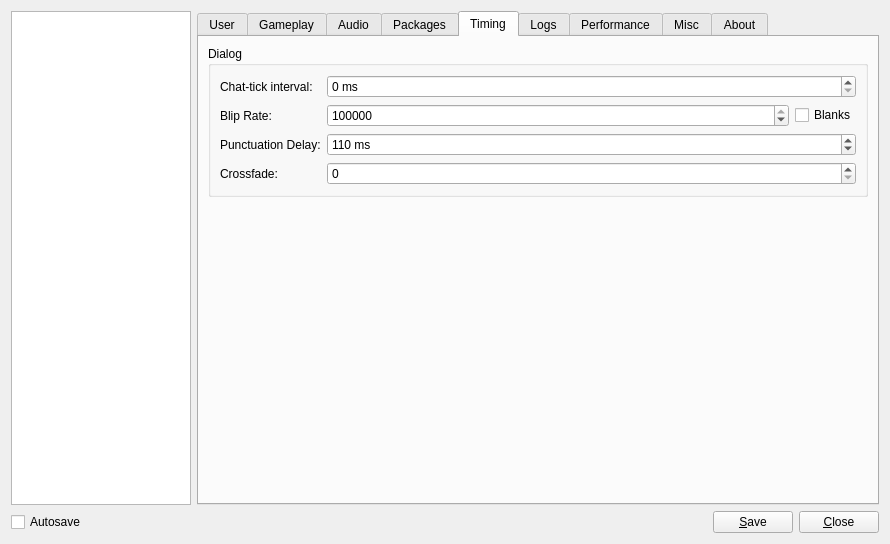
Qt form res/ui/config_panel.ui (Mystery-Novel-Online/MNO-Client) before a commit.
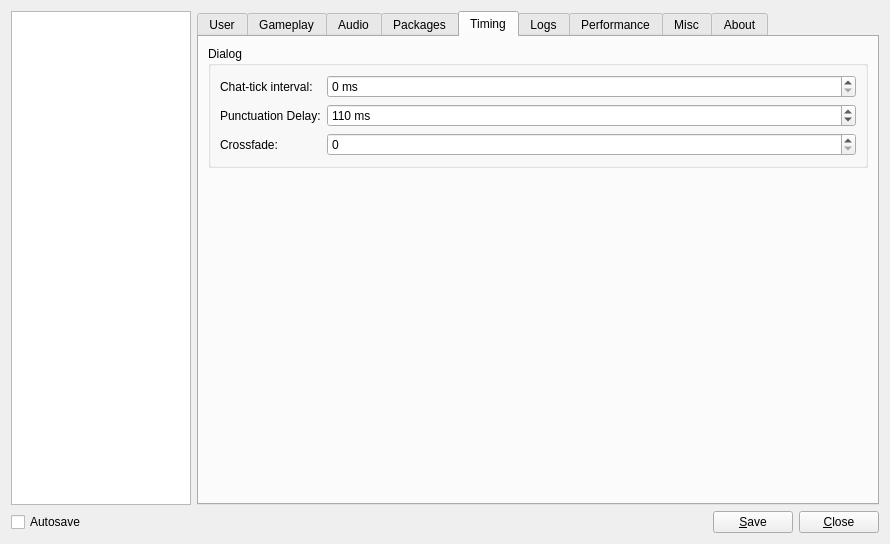
The same form after that commit. The open tabs and pages were chosen to show the change.

Commit message: refactor: remove old blip rate config

The edit to the form file:
```diff
--- a/res/ui/config_panel.ui
+++ b/res/ui/config_panel.ui
@@ -748,50 +748,13 @@
              </widget>
             </item>
             <item row="1" column="0">
-             <widget class="QLabel" name="blip_rate_label">
-              <property name="text">
-               <string>Blip Rate:</string>
-              </property>
-             </widget>
-            </item>
-            <item row="1" column="1">
-             <layout class="QHBoxLayout" name="horizontalLayout_16">
-              <item>
-               <widget class="QSpinBox" name="blip_rate">
-                <property name="minimum">
-                 <number>1</number>
-                </property>
-                <property name="maximum">
-                 <number>1000000000</number>
-                </property>
-                <property name="value">
-                 <number>1000000000</number>
-                </property>
-               </widget>
-              </item>
-              <item>
-               <widget class="QCheckBox" name="blank_blips">
-                <property name="sizePolicy">
-                 <sizepolicy hsizetype="Maximum" vsizetype="Fixed">
-                  <horstretch>0</horstretch>
-                  <verstretch>0</verstretch>
-                 </sizepolicy>
-                </property>
-                <property name="text">
-                 <string>Blanks</string>
-                </property>
-               </widget>
-              </item>
-             </layout>
-            </item>
-            <item row="2" column="0">
              <widget class="QLabel" name="punctuation_delay_label">
               <property name="text">
                <string>Punctuation Delay:</string>
               </property>
              </widget>
             </item>
-            <item row="2" column="1">
+            <item row="1" column="1">
              <widget class="QSpinBox" name="punctuation_delay">
               <property name="suffix">
                <string> ms</string>
@@ -804,20 +767,20 @@
               </property>
              </widget>
             </item>
-            <item row="3" column="1">
-             <widget class="QSpinBox" name="FadeDurationBox">
-              <property name="maximum">
-               <number>600</number>
-              </property>
-             </widget>
-            </item>
-            <item row="3" column="0">
+            <item row="2" column="0">
              <widget class="QLabel" name="CrossfadeLabel">
               <property name="text">
                <string>Crossfade:</string>
               </property>
              </widget>
             </item>
+            <item row="2" column="1">
+             <widget class="QSpinBox" name="FadeDurationBox">
+              <property name="maximum">
+               <number>600</number>
+              </property>
+             </widget>
+            </item>
            </layout>
           </widget>
          </item>
```
Left out of the diff: 2 changed lines with no effect on the pictures. The commit also changes 4 other files.
